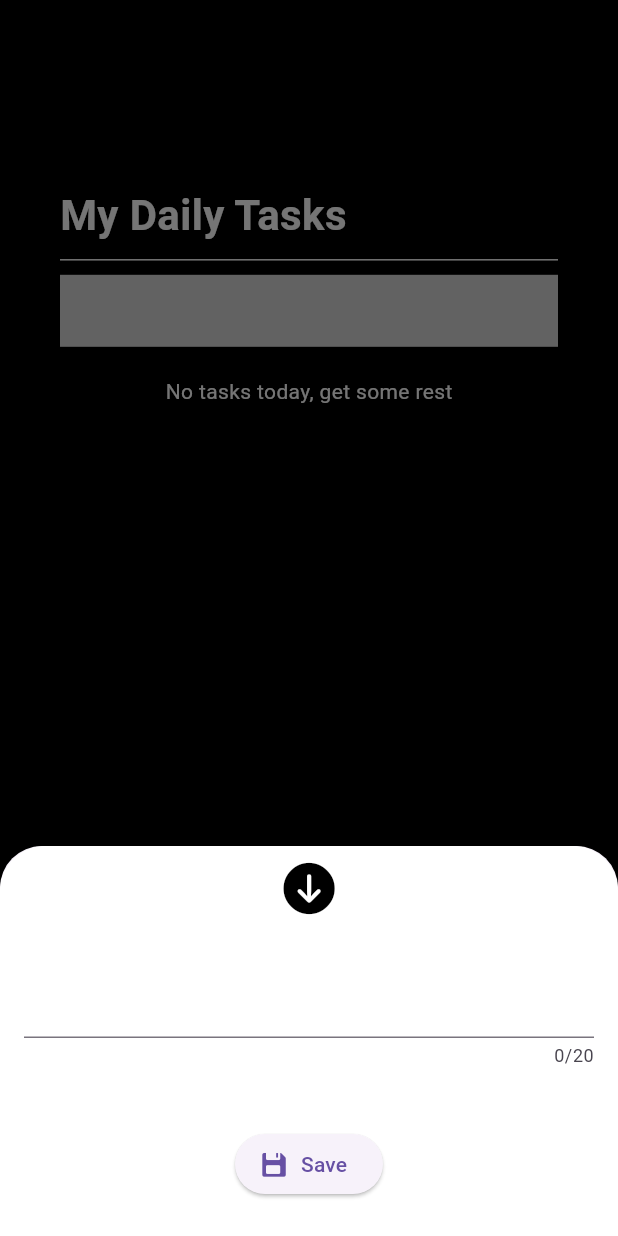
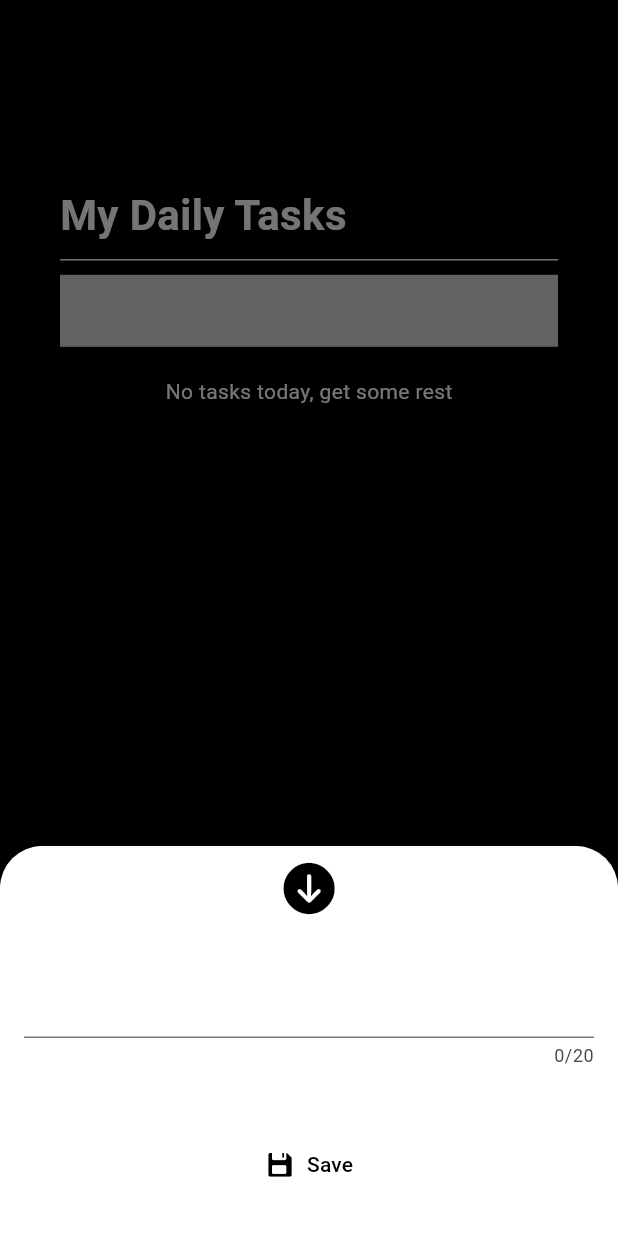
Before and after one commit to 1dylanleray/ng_cloud_flutter, a Flutter app: the screen it shows after launch, after a tap on an icon or button, on a phone screen of 412 x 824 dp. Run offline on Flutter 3.47's test engine with Material 3 defaults, Android fonts, the phone set to English and light mode, and no system bars; our stand-ins replace cloud_firestore, firebase_core; missing offline and left inert: modular_ui; accounts and stored records are empty.

Commit message:
feat(flutter): add status and enhance ui

```diff
--- a/ma_todo_flutter/lib/widgets/todoapp.dart
+++ b/ma_todo_flutter/lib/widgets/todoapp.dart
@@ -67,7 +67,7 @@ class TodoApp extends StatelessWidget {
           FloatingActionButtonLocation.miniCenterFloat,
       floatingActionButton: FloatingActionButton.large(
         foregroundColor: Colors.white,
-        backgroundColor: Colors.black,
+        backgroundColor: Colors.transparent,
         onPressed: () {
           showModalBottomSheet(
               context: context,
@@ -104,7 +104,7 @@ class TodoApp extends StatelessWidget {
                             },
                           ),
                         ),
-                        const MyCustomForm(), // Intègre ton formulaire ici
+                        const CreateTaskForm(), // Intègre ton formulaire ici
                       ],
                     ));
               });
--- a/ma_todo_flutter/lib/widgets/todoinput.dart
+++ b/ma_todo_flutter/lib/widgets/todoinput.dart
@@ -7,18 +7,18 @@ class TodoInput extends StatelessWidget {
 
   @override
   Widget build(BuildContext context) {
-    return const MyCustomForm();
+    return const CreateTaskForm();
   }
 }
 
-class MyCustomForm extends StatefulWidget {
-  const MyCustomForm({super.key});
+class CreateTaskForm extends StatefulWidget {
+  const CreateTaskForm({super.key});
 
   @override
-  MyCustomFormState createState() => MyCustomFormState();
+  CreateTaskFormState createState() => CreateTaskFormState();
 }
 
-class MyCustomFormState extends State<MyCustomForm> {
+class CreateTaskFormState extends State<CreateTaskForm> {
   final _formKey = GlobalKey<FormState>();
   final TextEditingController _contentController = TextEditingController();
 
@@ -72,10 +72,24 @@ class MyCustomFormState extends State<MyCustomForm> {
             ),
             const SizedBox(height: 16),
             const SizedBox(height: 24),
-            ElevatedButton.icon(
+            TextButton.icon(
               onPressed: _addTask,
-              icon: const Icon(CupertinoIcons.floppy_disk, size: 20),
-              label: const Text("Save"),
+              icon: const Icon(
+                CupertinoIcons.floppy_disk,
+                size: 20,
+                color: Colors.black,
+              ),
+              label: const Text(
+                'Save',
+                style: TextStyle(
+                  color: Colors.black,
+                ),
+              ),
+              style: TextButton.styleFrom(
+                backgroundColor: Colors.transparent,
+                padding:
+                    const EdgeInsets.symmetric(vertical: 8, horizontal: 16),
+              ),
             ),
           ],
         ),
--- a/ma_todo_flutter/pubspec.yaml
+++ b/ma_todo_flutter/pubspec.yaml
@@ -39,6 +39,7 @@ dependencies:
   firebase_core: ^3.8.0
   firebase_auth: ^5.3.3
   cloud_firestore: ^5.5.0
+  msh_checkbox: ^2.0.1
 
 dev_dependencies:
   flutter_test:
@@ -49,7 +50,7 @@ dev_dependencies:
   # activated in the `analysis_options.yaml` file located at the root of your
   # package. See that file for information about deactivating specific lint
   # rules and activating additional ones.
-  flutter_lints: ^4.0.0
+  flutter_lints: ^5.0.0
 
 # For information on the generic Dart part of this file, see the
 # following page: https://dart.dev/tools/pub/pubspec
```
Also changed, not shown: ma_todo_flutter/lib/widgets/createtask.dart (deleted, +0 -26 lines), ma_todo_flutter/lib/widgets/todolist.dart (+51 -5 lines).
